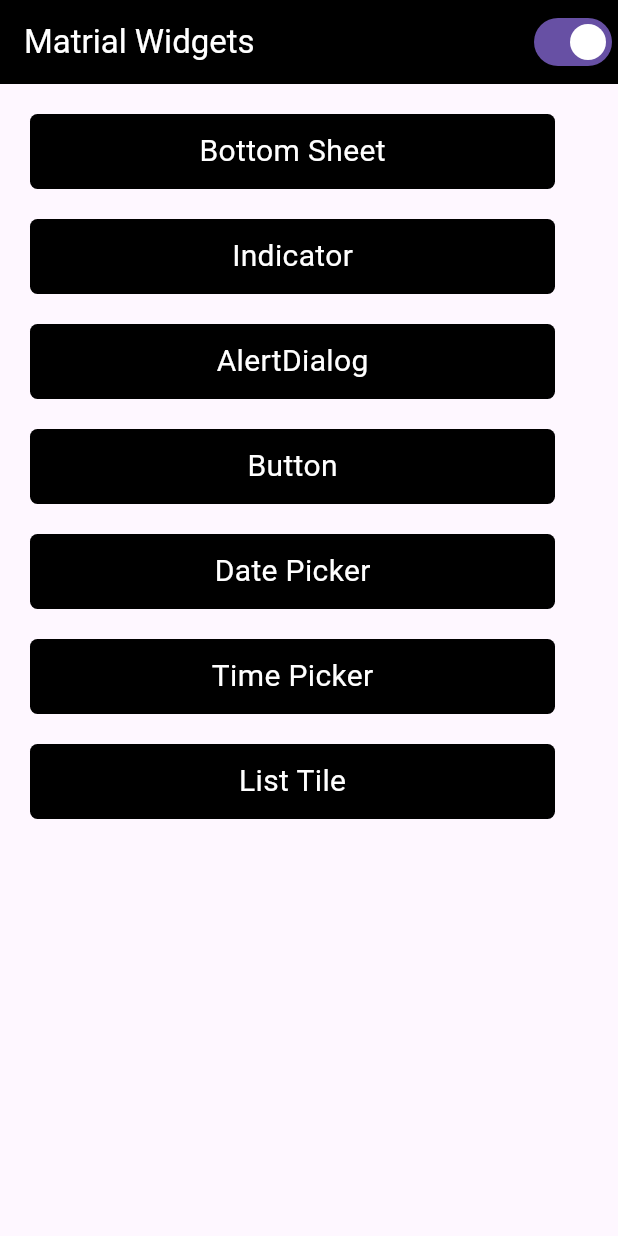
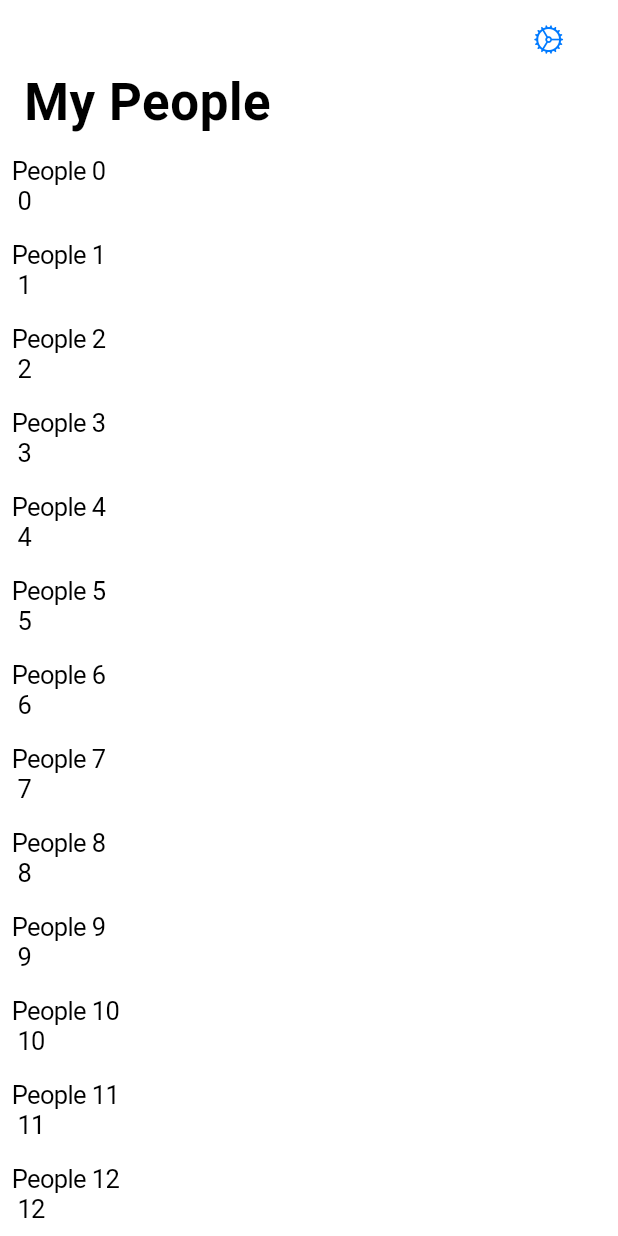
Before and after one commit to fenishpatel3150/adv_flutter_ch2, a Flutter app: the screen it shows after launch, on a phone screen of 412 x 824 dp. Run offline on Flutter 3.47's test engine with Material 3 defaults, Android fonts, the phone set to English and light mode, and no system bars.

Commit message:
06-05-2024

```diff
--- a/lib/Screen/Cupertino_Widgets/view/Cupertino/commponets/Action_Sheet.dart
+++ b/lib/Screen/Cupertino_Widgets/view/Cupertino/commponets/Action_Sheet.dart
@@ -6,7 +6,7 @@ CupertinoButton actionsheet(BuildContext context) {
   return CupertinoButton(
     child: cupertinowidgets("Action Sheet"),
     onPressed: () {
-      showCupertinoDialog(
+      showCupertinoModalPopup(
           context: context,
           builder: (context) => CupertinoActionSheet(
                 title: Text(
@@ -32,6 +32,9 @@ CupertinoButton actionsheet(BuildContext context) {
                       style: TextStyle(color: Colors.blue, fontSize: 20),))),
               ],
             ),
+            cancelButton: CupertinoActionSheetAction(onPressed: () {
+              Navigator.of(context).pop();
+            }, child: Text('Cancel')),
               ));
     },
   );
--- a/lib/Screen/Cupertino_Widgets/view/Matrialapp/commponets/bottom_sheet.dart
+++ b/lib/Screen/Cupertino_Widgets/view/Matrialapp/commponets/bottom_sheet.dart
@@ -6,7 +6,9 @@ InkWell bottomsheet(BuildContext context) {
   return InkWell(
     onTap: (){
       showModalBottomSheet(
-        context: context, builder: (context) => Column(
+        context: context, builder: (context) => SizedBox(
+        height: 250,
+          child: Column(
           children: [
             Container(
                 height: 50,
@@ -34,6 +36,7 @@ InkWell bottomsheet(BuildContext context) {
                   child: Center(child: Text('Cancel',style: TextStyle(color: Colors.white,fontSize: 25),))),
             ),
           ],
+                ),
         ),);
     },
     child: matrialContainer("Bottom Sheet"),
--- /dev/null
+++ b/lib/Screen/Sliver/view/sliver_screen.dart
@@ -0,0 +1,39 @@
+import 'package:adv_flutter_ch2/Screen/Sliver/view/setting_screen.dart';
+import 'package:flutter/cupertino.dart';
+import 'package:flutter/material.dart';
+import 'package:flutter/widgets.dart';
+
+class Sliver_Screen extends StatelessWidget {
+  const Sliver_Screen({super.key});
+
+  @override
+  Widget build(BuildContext context) {
+    return CupertinoPageScaffold(
+
+        child: CustomScrollView(
+         slivers: [
+        CupertinoSliverNavigationBar(
+          trailing: CupertinoButton(
+              onPressed: ()
+              {
+                Navigator.of(context).push(CupertinoPageRoute(builder: (context) => SettingScreen(),));
+              },
+              child: Icon(CupertinoIcons.settings)),
+          stretch: true,
+          largeTitle:
+              Text('My People', style: TextStyle(color: CupertinoColors.black)),
+        ),
+        SliverList(
+            delegate: SliverChildBuilderDelegate(
+          (BuildContext context, int index) {
+            return Padding(
+              padding: const EdgeInsets.all(8.0),
+              child: Text("People $index \n $index"),
+            );
+          },
+          childCount: 21,
+        ))
+      ],
+    ));
+  }
+}
--- a/lib/main.dart
+++ b/lib/main.dart
@@ -1,6 +1,8 @@
 import 'package:adv_flutter_ch2/Adaptive/Adaptive_screen.dart';
 import 'package:adv_flutter_ch2/Screen/Cupertino_Widgets/provider/platfrom.dart';
 import 'package:adv_flutter_ch2/Screen/Material_&_Cupertino/Date_Picker/provider/Picker_Provider.dart';
+import 'package:adv_flutter_ch2/Screen/Sliver/view/sliver_screen.dart';
+import 'package:flutter/cupertino.dart';
 import 'package:flutter/material.dart';
 import 'package:provider/provider.dart';
 
@@ -21,6 +23,10 @@ class MyApp extends StatelessWidget {
   // This widget is the root of your application.
   @override
   Widget build(BuildContext context) {
-    return const Adaptive_screen();
+    return  CupertinoApp(
+      debugShowCheckedModeBanner: false,
+      home: Sliver_Screen(),
+    );
+    // Adaptive_screen();
   }
 }
--- a/pubspec.yaml
+++ b/pubspec.yaml
@@ -62,6 +62,8 @@ flutter:
   # assets:
   #   - images/a_dot_burr.jpeg
   #   - images/a_dot_ham.jpeg
+  assets:
+    - assets/
 
   # An image asset can refer to one or more resolution-specific "variants", see
   # https://flutter.dev/assets-and-images/#resolution-aware
```
Also changed, not shown: lib/Screen/Sliver/view/Cupertino_list_enhanced.dart (added, +76 -0 lines), lib/Screen/Sliver/view/setting_screen.dart (added, +106 -0 lines). Lines whose indentation alone changed are shown as unchanged.
